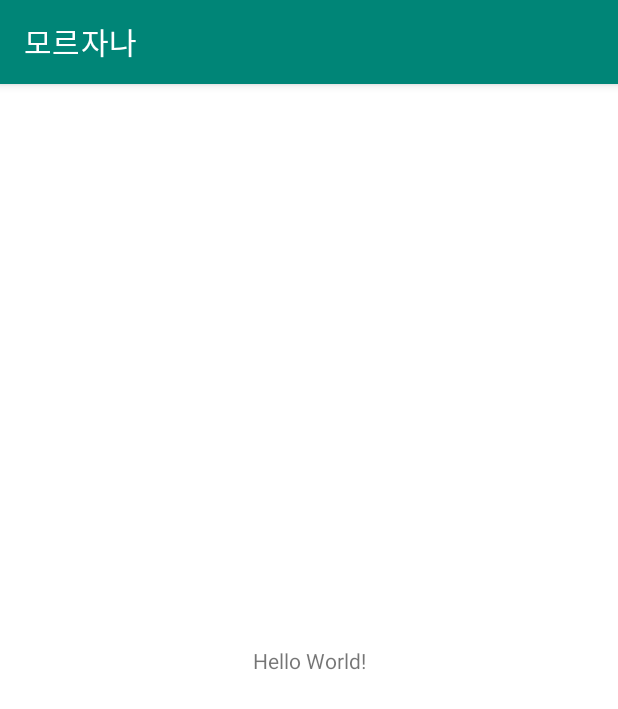
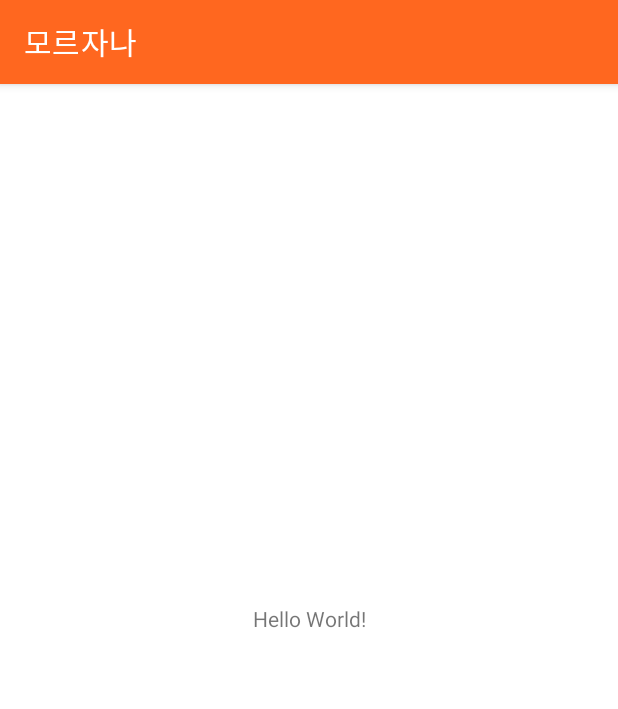
Before and after one commit to MO-LEU-JA-NA/Morzana-Android, an Android app: the screen it shows after launch (MainActivity), on a phone screen of 412 x 824 dp. Shown: the top 709 px of the screen. Run offline under Robolectric (Android 15) with nearby library versions, the phone set to English and light mode, and no system bars.

Commit message:
Setting Theme

```diff
--- a/app/src/main/java/com/moleujana/morzana/MainActivity.java
+++ b/app/src/main/java/com/moleujana/morzana/MainActivity.java
@@ -3,12 +3,19 @@ package com.moleujana.morzana;
 import android.os.Bundle;
 
 import androidx.appcompat.app.AppCompatActivity;
+import androidx.appcompat.widget.Toolbar;
 
 public class MainActivity extends AppCompatActivity {
+
+    Toolbar toolbar;
 
     @Override
     protected void onCreate(Bundle savedInstanceState) {
         super.onCreate(savedInstanceState);
         setContentView(R.layout.activity_main);
+
+        toolbar = findViewById(R.id.toolbar);
+
+        setSupportActionBar(toolbar);
     }
 }
--- a/app/src/main/res/layout/activity_main.xml
+++ b/app/src/main/res/layout/activity_main.xml
@@ -1,11 +1,20 @@
 <?xml version="1.0" encoding="utf-8"?>
-<androidx.constraintlayout.widget.ConstraintLayout
-    xmlns:android="http://schemas.android.com/apk/res/android"
+<androidx.coordinatorlayout.widget.CoordinatorLayout xmlns:android="http://schemas.android.com/apk/res/android"
+    xmlns:app="http://schemas.android.com/apk/res-auto"
     xmlns:tools="http://schemas.android.com/tools"
-    xmlns:app="http://schemas.android.com/apk/res-auto"
     android:layout_width="match_parent"
     android:layout_height="match_parent"
     tools:context=".MainActivity">
+
+    <androidx.constraintlayout.widget.ConstraintLayout
+        android:layout_width="match_parent"
+        android:layout_height="match_parent">
+
+        <include
+            layout="@layout/app_bar"
+            app:layout_constraintEnd_toEndOf="parent"
+            app:layout_constraintStart_toStartOf="parent"
+            app:layout_constraintTop_toTopOf="parent" />
 
         <TextView
             android:layout_width="wrap_content"
@@ -17,3 +26,4 @@
             app:layout_constraintTop_toTopOf="parent" />
 
     </androidx.constraintlayout.widget.ConstraintLayout>
+</androidx.coordinatorlayout.widget.CoordinatorLayout>
--- /dev/null
+++ b/app/src/main/res/layout/app_bar.xml
@@ -0,0 +1,14 @@
+<?xml version="1.0" encoding="utf-8"?>
+<com.google.android.material.appbar.AppBarLayout xmlns:android="http://schemas.android.com/apk/res/android"
+    xmlns:app="http://schemas.android.com/apk/res-auto"
+    android:layout_width="match_parent"
+    android:layout_height="wrap_content"
+    android:theme="@style/ThemeOverlay.MaterialComponents.Dark.ActionBar">
+
+    <androidx.appcompat.widget.Toolbar
+        android:id="@+id/toolbar"
+        android:layout_width="match_parent"
+        android:layout_height="?actionBarSize"
+        app:popupTheme="@style/ThemeOverlay.MaterialComponents.Light"/>
+
+</com.google.android.material.appbar.AppBarLayout>
--- a/app/src/main/res/values/colors.xml
+++ b/app/src/main/res/values/colors.xml
@@ -1,6 +1,6 @@
 <?xml version="1.0" encoding="utf-8"?>
 <resources>
-    <color name="colorPrimary">#008577</color>
-    <color name="colorPrimaryDark">#00574B</color>
-    <color name="colorAccent">#D81B60</color>
+    <color name="colorPrimary">#ff671f</color>
+    <color name="colorPrimaryDark">#c43400</color>
+    <color name="colorSecondary">#fe8f1d</color>
 </resources>
--- a/app/src/main/res/values/styles.xml
+++ b/app/src/main/res/values/styles.xml
@@ -1,11 +1,11 @@
 <resources>
 
     <!-- Base application theme. -->
-    <style name="AppTheme" parent="Theme.MaterialComponents.Light.DarkActionBar">
+    <style name="AppTheme" parent="Theme.MaterialComponents.Light.NoActionBar">
         <!-- Customize your theme here. -->
         <item name="colorPrimary">@color/colorPrimary</item>
         <item name="colorPrimaryDark">@color/colorPrimaryDark</item>
-        <item name="colorAccent">@color/colorAccent</item>
+        <item name="colorSecondary">@color/colorSecondary</item>
     </style>
 
 </resources>
```
Lines whose indentation alone changed are shown as unchanged.
